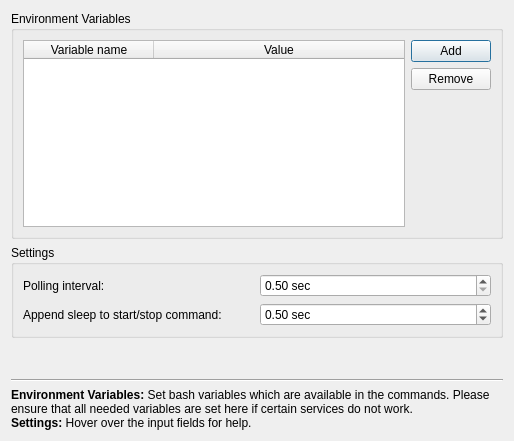
Above: contents/code/dialogs/Settings.ui from mbleichner/service-monitor before the change. Below: the same form after it.
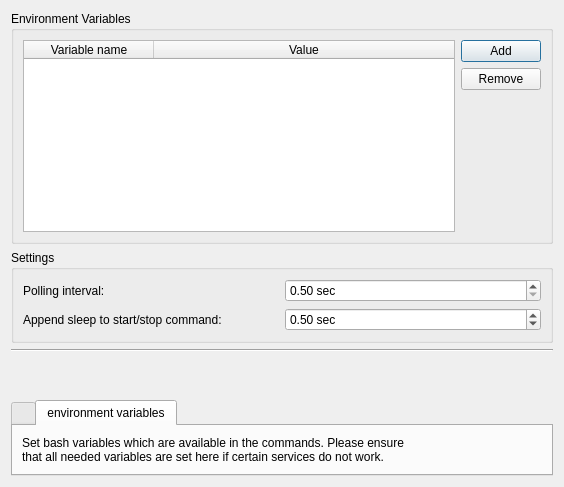
That is the form after the change. Icons and pictures are not drawn.

Commit message: redesigned help (texts not completely finished)

Patch:
```diff
--- a/contents/code/dialogs/Settings.ui
+++ b/contents/code/dialogs/Settings.ui
@@ -6,8 +6,8 @@
    <rect>
     <x>0</x>
     <y>0</y>
-    <width>514</width>
-    <height>441</height>
+    <width>564</width>
+    <height>487</height>
    </rect>
   </property>
   <property name="windowTitle">
@@ -174,6 +174,13 @@
      </layout>
     </widget>
    </item>
+   <item>
+    <widget class="Line" name="line_2">
+     <property name="orientation">
+      <enum>Qt::Horizontal</enum>
+     </property>
+    </widget>
+   </item>
    <item>
     <spacer name="verticalSpacer_2">
      <property name="orientation">
@@ -188,34 +195,61 @@
     </spacer>
    </item>
    <item>
-    <widget class="Line" name="line">
-     <property name="orientation">
-      <enum>Qt::Horizontal</enum>
+    <widget class="QTabWidget" name="helpTabWidget">
+     <property name="sizePolicy">
+      <sizepolicy hsizetype="Expanding" vsizetype="Fixed">
+       <horstretch>0</horstretch>
+       <verstretch>0</verstretch>
+      </sizepolicy>
      </property>
-    </widget>
-   </item>
-   <item>
-    <widget class="QLabel" name="label_3">
-     <property name="toolTip">
-      <string/>
+     <property name="currentIndex">
+      <number>1</number>
      </property>
-     <property name="text">
-      <string>&lt;!DOCTYPE HTML PUBLIC &quot;-//W3C//DTD HTML 4.0//EN&quot; &quot;http://www.w3.org/TR/REC-html40/strict.dtd&quot;&gt;
-&lt;html&gt;&lt;head&gt;&lt;meta name=&quot;qrichtext&quot; content=&quot;1&quot; /&gt;&lt;style type=&quot;text/css&quot;&gt;
-p, li { white-space: pre-wrap; }
-&lt;/style&gt;&lt;/head&gt;&lt;body style=&quot; font-family:'Nimbus Sans L'; font-size:9pt; font-weight:400; font-style:normal;&quot;&gt;
-&lt;p style=&quot; margin-top:0px; margin-bottom:0px; margin-left:0px; margin-right:0px; -qt-block-indent:0; text-indent:0px;&quot;&gt;&lt;span style=&quot; font-weight:600;&quot;&gt;Environment Variables:&lt;/span&gt; Set bash variables which are available in the commands. Please ensure that all needed variables are set here if certain services do not work.&lt;/p&gt;
-&lt;p style=&quot; margin-top:0px; margin-bottom:0px; margin-left:0px; margin-right:0px; -qt-block-indent:0; text-indent:0px;&quot;&gt;&lt;span style=&quot; font-weight:600;&quot;&gt;Settings:&lt;/span&gt; Hover over the input fields for help.&lt;/p&gt;&lt;/body&gt;&lt;/html&gt;</string>
-     </property>
-     <property name="textFormat">
-      <enum>Qt::RichText</enum>
-     </property>
-     <property name="wordWrap">
-      <bool>true</bool>
-     </property>
-     <property name="indent">
-      <number>0</number>
-     </property>
+     <widget class="QWidget" name="help">
+      <attribute name="icon">
+       <iconset resource="../resources/icons/icons.qrc">
+        <normaloff>:/help.png</normaloff>:/help.png</iconset>
+      </attribute>
+      <attribute name="title">
+       <string/>
+      </attribute>
+      <layout class="QVBoxLayout" name="verticalLayout_4">
+       <item>
+        <widget class="QLabel" name="label_4">
+         <property name="text">
+          <string>Set global options here.</string>
+         </property>
+         <property name="alignment">
+          <set>Qt::AlignLeading|Qt::AlignLeft|Qt::AlignVCenter</set>
+         </property>
+        </widget>
+       </item>
+      </layout>
+     </widget>
+     <widget class="QWidget" name="tab_1">
+      <attribute name="title">
+       <string>environment variables</string>
+      </attribute>
+      <layout class="QVBoxLayout" name="verticalLayout_5">
+       <item>
+        <widget class="QLabel" name="label_5">
+         <property name="sizePolicy">
+          <sizepolicy hsizetype="Minimum" vsizetype="Fixed">
+           <horstretch>0</horstretch>
+           <verstretch>0</verstretch>
+          </sizepolicy>
+         </property>
+         <property name="text">
+          <string>Set bash variables which are available in the commands. Please ensure
+that all needed variables are set here if certain services do not work.</string>
+         </property>
+         <property name="wordWrap">
+          <bool>false</bool>
+         </property>
+        </widget>
+       </item>
+      </layout>
+     </widget>
     </widget>
    </item>
   </layout>
```
Left out of the diff: 9 changed lines with no effect on the pictures. The commit also changes 14 other files.
